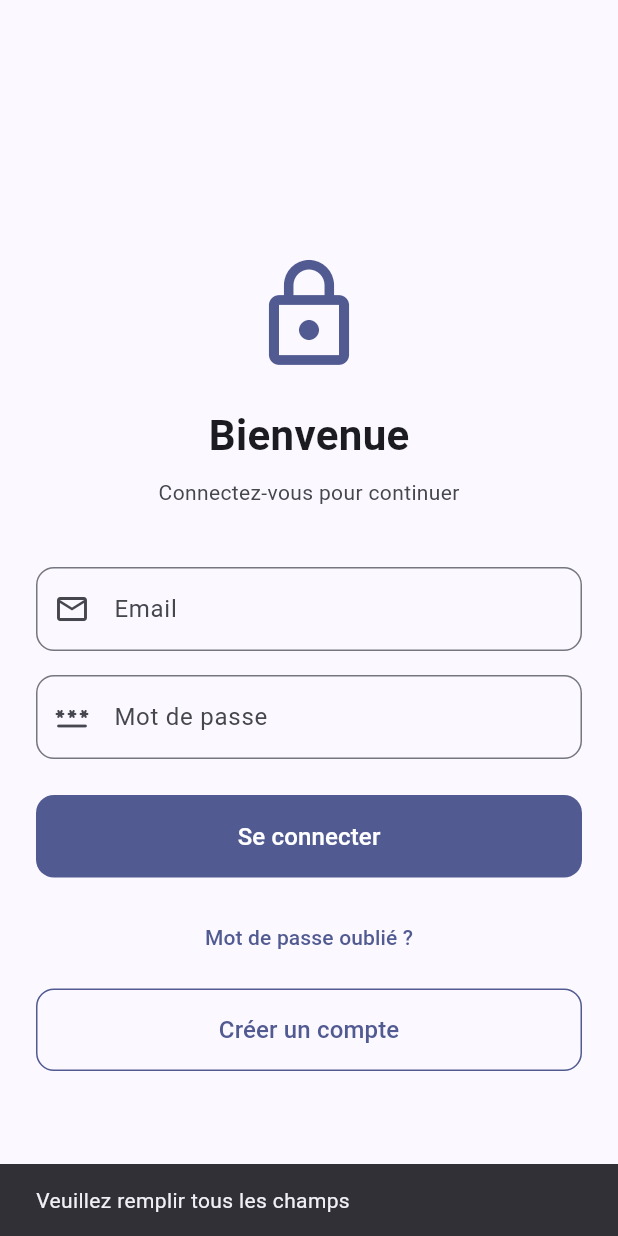
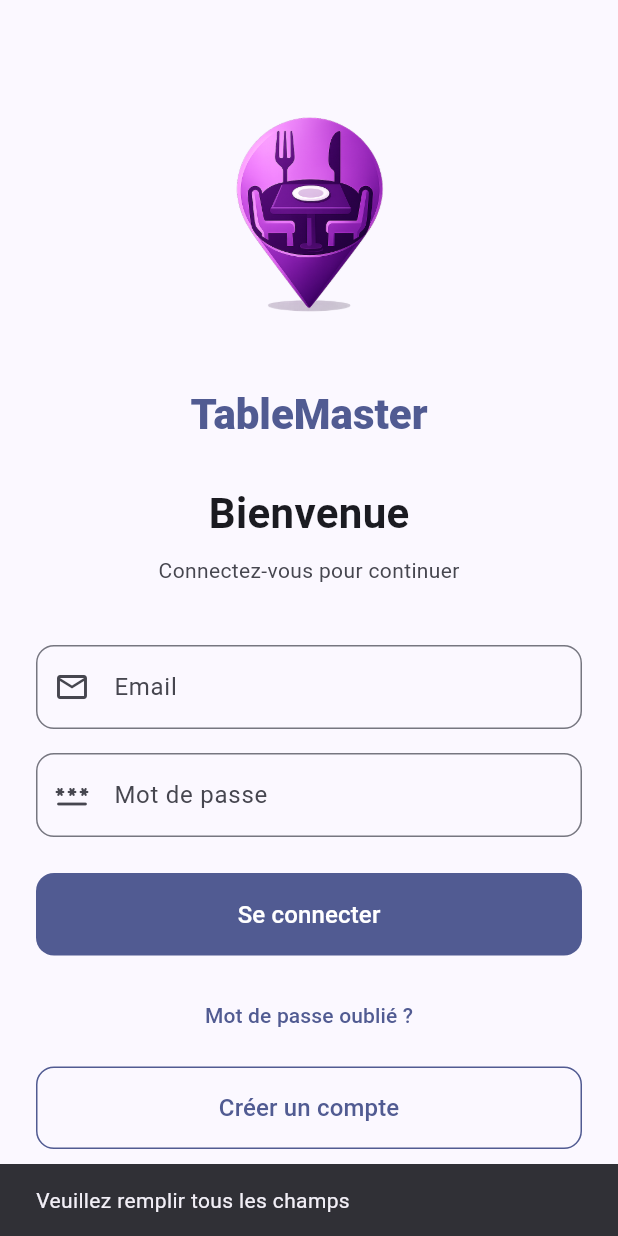
Before and after one commit to TableMasterProject/TableMasterMobile, a Flutter app: the screen it shows after launch, after a tap on "Se connecter", on a phone screen of 412 x 824 dp. Run offline on Flutter 3.47's test engine with Material 3 defaults, Android fonts, the phone set to English and light mode, and no system bars; our stand-ins replace audioplayers, confetti, dio, firebase_core, firebase_messaging, flutter_local_notifications and 4 more; missing offline and left inert: signalr_netcore; accounts and stored records are empty.

Commit message:
fin add logo

```diff
--- /dev/null
+++ b/lib/core/widgets/table_master_logo.dart
@@ -0,0 +1,44 @@
+import 'package:flutter/material.dart';
+
+class TableMasterLogo extends StatelessWidget {
+  final double size;
+  final bool showText;
+
+  const TableMasterLogo({super.key, this.size = 140, this.showText = true});
+
+  @override
+  Widget build(BuildContext context) {
+    final logo = Image.asset(
+      'assets/branding/tablemaster_logo.png',
+      width: size,
+      height: size,
+      fit: BoxFit.contain,
+    );
+
+    if (!showText) {
+      return logo;
+    }
+
+    final theme = Theme.of(context);
+
+    return Column(
+      mainAxisSize: MainAxisSize.min,
+      children: [
+        logo,
+        const SizedBox(height: 10),
+        FittedBox(
+          fit: BoxFit.scaleDown,
+          child: Text(
+            'TableMaster',
+            maxLines: 1,
+            style: theme.textTheme.headlineMedium?.copyWith(
+              fontWeight: FontWeight.w800,
+              color: theme.colorScheme.primary,
+              letterSpacing: 0,
+            ),
+          ),
+        ),
+      ],
+    );
+  }
+}
--- a/lib/features/auth/presentation/login/login_screen.dart
+++ b/lib/features/auth/presentation/login/login_screen.dart
@@ -1,6 +1,6 @@
 import 'package:flutter/material.dart';
+import 'package:table_master_mobile/core/widgets/table_master_logo.dart';
 import 'package:table_master_mobile/features/home/presentation/home_screen.dart';
-import '../../../../core/app_config.dart';
 import '../../../../core/injection.dart';
 import '../../data/models/login_user_in.dart';
 import '../../data/models/login_user_out.dart';
@@ -73,17 +73,8 @@ class _LoginScreenState extends State<LoginScreen> {
           child: Column(
             mainAxisAlignment: MainAxisAlignment.center,
             children: [
-              Text(
-                AppConfig.appName,
-                style: TextStyle(
-                  fontSize: 28,
-                  fontWeight: FontWeight.bold,
-                  color: colors.primary,
-                ),
-              ),
-              const SizedBox(height: 20),
-              Icon(Icons.lock_outline, size: 80, color: colors.primary),
-              const SizedBox(height: 20),
+              const TableMasterLogo(size: 190),
+              const SizedBox(height: 28),
               Text(
                 "Bienvenue",
                 style: TextStyle(
--- a/lib/splash_screen.dart
+++ b/lib/splash_screen.dart
@@ -1,6 +1,7 @@
 import 'package:flutter/material.dart';
 import 'package:flutter_secure_storage/flutter_secure_storage.dart';
 import 'package:table_master_mobile/core/injection.dart';
+import 'package:table_master_mobile/core/widgets/table_master_logo.dart';
 import 'package:table_master_mobile/features/user/domain/repositories/user_repository.dart';
 import 'package:table_master_mobile/features/auth/presentation/login/login_screen.dart';
 import 'features/home/presentation/home_screen.dart';
@@ -60,23 +61,12 @@ class _SplashScreenState extends State<SplashScreen> {
 
   @override
   Widget build(BuildContext context) {
-    final colors = Theme.of(context).colorScheme;
-
     return Scaffold(
       body: Center(
         child: Column(
           mainAxisAlignment: MainAxisAlignment.center,
           children: [
-            Icon(Icons.restaurant, size: 80, color: colors.primary),
-            const SizedBox(height: 24),
-            Text(
-              "Table Master",
-              style: TextStyle(
-                fontSize: 28,
-                fontWeight: FontWeight.bold,
-                color: colors.primary,
-              ),
-            ),
+            const TableMasterLogo(size: 210),
             const SizedBox(height: 24),
             const CircularProgressIndicator(),
           ],
--- a/pubspec.yaml
+++ b/pubspec.yaml
@@ -76,6 +76,7 @@ flutter:
   # To add assets to your application, add an assets section, like this:
   assets:
     - assets/sounds/notification.mp3
+    - assets/branding/tablemaster_logo.png
 
   # An image asset can refer to one or more resolution-specific "variants", see
   # https://flutter.dev/to/resolution-aware-images
```
Also changed, not shown: assets/branding/tablemaster_logo.png (added), assets/logo.png (added), 41 other files.
